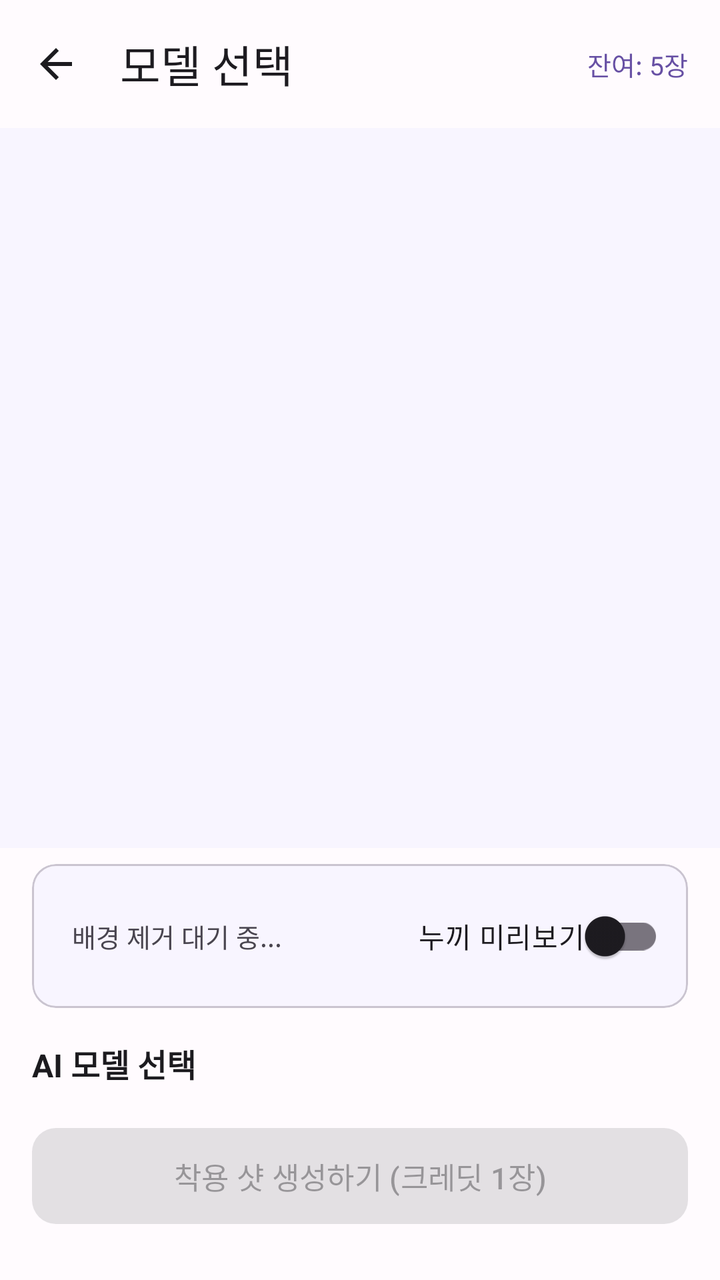
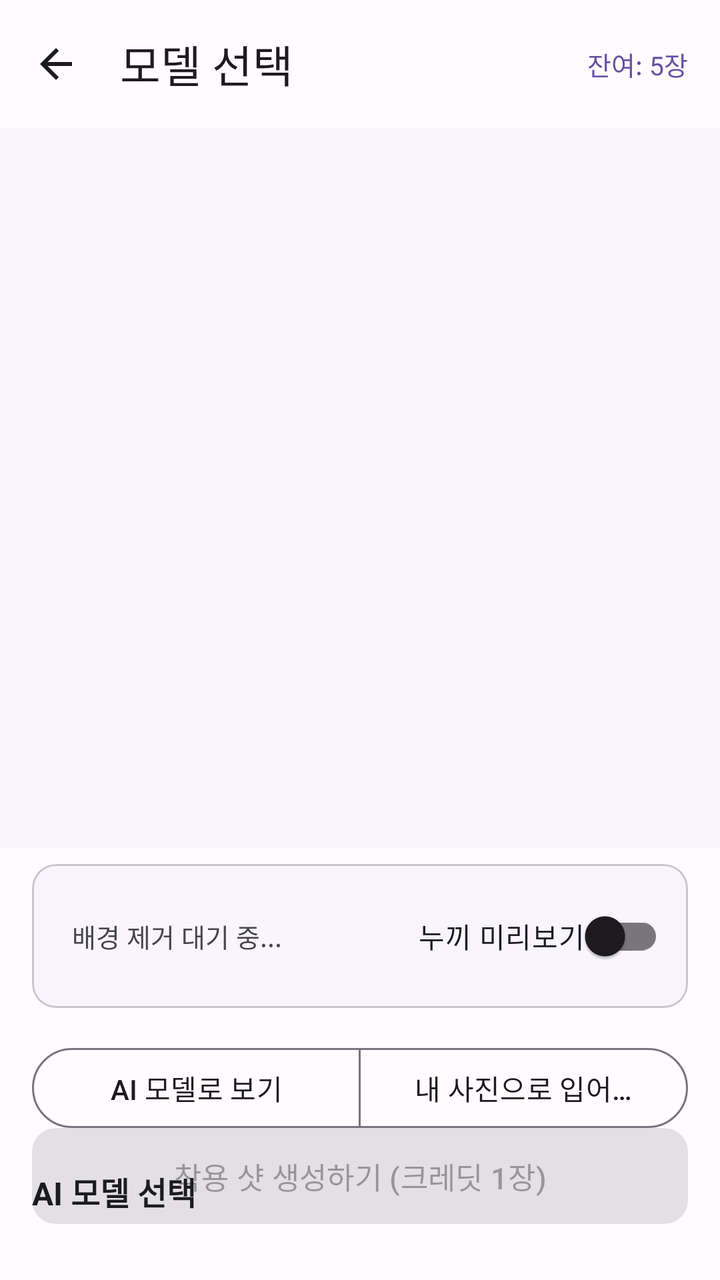

Before-and-after screenshots of an Android layout around one commit, followed by the original layout XML and the change that was made.
<!-- AndroidManifest.xml: application theme Theme.AiShotMaker -->
<!-- res/layout/fragment_editor.xml -->
<?xml version="1.0" encoding="utf-8"?>
<androidx.constraintlayout.widget.ConstraintLayout
    xmlns:android="http://schemas.android.com/apk/res/android"
    xmlns:app="http://schemas.android.com/apk/res-auto"
    android:layout_width="match_parent"
    android:layout_height="match_parent"
    android:background="@color/background">

    
    <com.google.android.material.appbar.MaterialToolbar
        android:id="@+id/toolbar"
        android:layout_width="0dp"
        android:layout_height="?attr/actionBarSize"
        app:navigationIcon="@drawable/ic_arrow_back"
        app:navigationIconTint="@color/text_primary"
        app:title="모델 선택"
        app:layout_constraintTop_toTopOf="parent"
        app:layout_constraintStart_toStartOf="parent"
        app:layout_constraintEnd_toEndOf="parent">

        <TextView
            android:id="@+id/tv_credits_remaining"
            android:layout_width="wrap_content"
            android:layout_height="wrap_content"
            android:layout_gravity="end"
            android:paddingEnd="16dp"
            android:textSize="13sp"
            android:textColor="@color/primary"
            android:text="잔여: 5장" />

    </com.google.android.material.appbar.MaterialToolbar>

    
    <FrameLayout
        android:id="@+id/frame_image_preview"
        android:layout_width="0dp"
        android:layout_height="0dp"
        app:layout_constraintTop_toBottomOf="@id/toolbar"
        app:layout_constraintStart_toStartOf="parent"
        app:layout_constraintEnd_toEndOf="parent"
        app:layout_constraintBottom_toTopOf="@id/card_bg_removal_status"
        app:layout_constraintDimensionRatio="1:1">

        <ImageView
            android:id="@+id/iv_captured_clothing"
            android:layout_width="match_parent"
            android:layout_height="match_parent"
            android:scaleType="centerCrop"
            android:background="@color/surface" />

        <ImageView
            android:id="@+id/iv_removed_bg"
            android:layout_width="match_parent"
            android:layout_height="match_parent"
            android:scaleType="centerInside"
            android:visibility="gone"
            android:background="@drawable/checker_pattern" />

    </FrameLayout>

    
    <com.google.android.material.card.MaterialCardView
        android:id="@+id/card_bg_removal_status"
        android:layout_width="0dp"
        android:layout_height="wrap_content"
        android:layout_marginHorizontal="16dp"
        android:layout_marginTop="8dp"
        app:cardCornerRadius="12dp"
        app:layout_constraintTop_toBottomOf="@id/frame_image_preview"
        app:layout_constraintStart_toStartOf="parent"
        app:layout_constraintEnd_toEndOf="parent">

        <LinearLayout
            android:layout_width="match_parent"
            android:layout_height="wrap_content"
            android:orientation="horizontal"
            android:padding="12dp"
            android:gravity="center_vertical">

            <ProgressBar
                android:id="@+id/progress_bg_removal"
                android:layout_width="24dp"
                android:layout_height="24dp"
                android:visibility="gone" />

            <TextView
                android:id="@+id/tv_bg_removal_status"
                android:layout_width="0dp"
                android:layout_height="wrap_content"
                android:layout_weight="1"
                android:layout_marginStart="8dp"
                android:text="배경 제거 대기 중..."
                android:textSize="13sp" />

            <com.google.android.material.switchmaterial.SwitchMaterial
                android:id="@+id/toggle_bg_preview"
                android:layout_width="wrap_content"
                android:layout_height="wrap_content"
                android:text="누끼 미리보기" />

        </LinearLayout>

    </com.google.android.material.card.MaterialCardView>

    
    <LinearLayout
        android:id="@+id/group_removed_bg"
        android:layout_width="wrap_content"
        android:layout_height="wrap_content"
        android:visibility="gone" />

    
    <TextView
        android:id="@+id/tv_model_section_title"
        android:layout_width="wrap_content"
        android:layout_height="wrap_content"
        android:layout_marginStart="16dp"
        android:layout_marginTop="16dp"
        android:text="AI 모델 선택"
        android:textSize="16sp"
        android:textStyle="bold"
        android:textColor="@color/text_primary"
        app:layout_constraintTop_toBottomOf="@id/card_bg_removal_status"
        app:layout_constraintStart_toStartOf="parent" />

    <androidx.recyclerview.widget.RecyclerView
        android:id="@+id/rv_models"
        android:layout_width="0dp"
        android:layout_height="130dp"
        android:layout_marginTop="8dp"
        android:paddingHorizontal="12dp"
        android:clipToPadding="false"
        app:layout_constraintTop_toBottomOf="@id/tv_model_section_title"
        app:layout_constraintStart_toStartOf="parent"
        app:layout_constraintEnd_toEndOf="parent" />

    
    <TextView
        android:id="@+id/tv_selected_model"
        android:layout_width="0dp"
        android:layout_height="wrap_content"
        android:layout_marginHorizontal="16dp"
        android:layout_marginTop="8dp"
        android:text="모델을 선택해주세요"
        android:textSize="13sp"
        android:textColor="@color/text_secondary"
        android:gravity="center"
        app:layout_constraintTop_toBottomOf="@id/rv_models"
        app:layout_constraintStart_toStartOf="parent"
        app:layout_constraintEnd_toEndOf="parent" />

    
    <com.google.android.material.button.MaterialButton
        android:id="@+id/btn_generate"
        android:layout_width="0dp"
        android:layout_height="56dp"
        android:layout_marginHorizontal="16dp"
        android:layout_marginBottom="24dp"
        android:text="착용 샷 생성하기 (크레딧 1장)"
        android:textSize="15sp"
        android:enabled="false"
        app:cornerRadius="12dp"
        app:layout_constraintBottom_toBottomOf="parent"
        app:layout_constraintStart_toStartOf="parent"
        app:layout_constraintEnd_toEndOf="parent" />

    
    <ImageButton
        android:id="@+id/btn_back"
        android:layout_width="0dp"
        android:layout_height="0dp"
        android:visibility="gone"
        app:layout_constraintTop_toTopOf="parent"
        app:layout_constraintStart_toStartOf="parent" />

</androidx.constraintlayout.widget.ConstraintLayout>
<!-- resources referenced by this layout -->
<resources>
  <color name="background">#FFFBFE</color>
  <color name="primary">#6750A4</color>
  <color name="surface">#F8F5FF</color>
  <color name="text_primary">#1C1B1F</color>
  <color name="text_secondary">#49454F</color>
  <!-- drawable checker_pattern (drawable) -->
  <?xml version="1.0" encoding="utf-8"?>
  <shape xmlns:android="http://schemas.android.com/apk/res/android"
      android:shape="rectangle">
      <solid android:color="#FFE8E8E8" />
  </shape>
  <!-- drawable ic_arrow_back (drawable) -->
  <?xml version="1.0" encoding="utf-8"?>
  <vector xmlns:android="http://schemas.android.com/apk/res/android"
      android:width="24dp"
      android:height="24dp"
      android:viewportWidth="24"
      android:viewportHeight="24">
      <path
          android:fillColor="#FF000000"
          android:pathData="M20,11H7.83l5.59,-5.59L12,4l-8,8 8,8 1.41,-1.41L7.83,13H20v-2z" />
  </vector>
  <style name="Theme.AiShotMaker" parent="Theme.Material3.Light.NoActionBar">
          <item name="colorPrimary">@color/primary</item>
          <item name="colorPrimaryVariant">@color/primary_dark</item>
          <item name="colorOnPrimary">@color/white</item>
          <item name="colorSecondary">@color/secondary</item>
          <item name="colorSurface">@color/surface</item>
          <item name="android:colorBackground">@color/background</item>
          <item name="colorError">@color/error</item>
          <item name="android:statusBarColor">@android:color/transparent</item>
          <item name="android:windowLightStatusBar">true</item>
      </style>
  <color name="primary_dark">#4F378B</color>
  <color name="white">#FFFFFF</color>
  <color name="secondary">#625B71</color>
  <color name="error">#B3261E</color>
</resources>

<!-- the commit's change to res/layout/fragment_editor.xml (unified diff, before → after) -->
@@ -110,6 +110,38 @@
         android:visibility="gone" />
 
     
+    <com.google.android.material.button.MaterialButtonToggleGroup
+        android:id="@+id/toggle_fitting_mode"
+        android:layout_width="0dp"
+        android:layout_height="wrap_content"
+        android:layout_marginHorizontal="16dp"
+        android:layout_marginTop="16dp"
+        app:singleSelection="true"
+        app:selectionRequired="true"
+        app:layout_constraintTop_toBottomOf="@id/card_bg_removal_status"
+        app:layout_constraintStart_toStartOf="parent"
+        app:layout_constraintEnd_toEndOf="parent">
+
+        <com.google.android.material.button.MaterialButton
+            android:id="@+id/btn_mode_ai_model"
+            style="@style/Widget.Material3.Button.OutlinedButton"
+            android:layout_width="0dp"
+            android:layout_height="wrap_content"
+            android:layout_weight="1"
+            android:checked="true"
+            android:text="AI 모델로 보기" />
+
+        <com.google.android.material.button.MaterialButton
+            android:id="@+id/btn_mode_user_photo"
+            style="@style/Widget.Material3.Button.OutlinedButton"
+            android:layout_width="0dp"
+            android:layout_height="wrap_content"
+            android:layout_weight="1"
+            android:text="내 사진으로 입어보기" />
+
+    </com.google.android.material.button.MaterialButtonToggleGroup>
+
+    
     <TextView
         android:id="@+id/tv_model_section_title"
         android:layout_width="wrap_content"
@@ -120,7 +152,7 @@
         android:textSize="16sp"
         android:textStyle="bold"
         android:textColor="@color/text_primary"
-        app:layout_constraintTop_toBottomOf="@id/card_bg_removal_status"
+        app:layout_constraintTop_toBottomOf="@id/toggle_fitting_mode"
         app:layout_constraintStart_toStartOf="parent" />
 
     <androidx.recyclerview.widget.RecyclerView
@@ -150,6 +182,38 @@
         app:layout_constraintEnd_toEndOf="parent" />
 
     
+    <LinearLayout
+        android:id="@+id/group_user_photo"
+        android:layout_width="0dp"
+        android:layout_height="wrap_content"
+        android:orientation="horizontal"
+        android:gravity="center_vertical"
+        android:layout_marginHorizontal="16dp"
+        android:layout_marginTop="16dp"
+        android:visibility="gone"
+        app:layout_constraintTop_toBottomOf="@id/toggle_fitting_mode"
+        app:layout_constraintStart_toStartOf="parent"
+        app:layout_constraintEnd_toEndOf="parent">
+
+        <ImageView
+            android:id="@+id/iv_user_photo"
+            android:layout_width="72dp"
+            android:layout_height="96dp"
+            android:scaleType="centerCrop"
+            android:background="@color/surface" />
+
+        <com.google.android.material.button.MaterialButton
+            android:id="@+id/btn_pick_user_photo"
+            style="@style/Widget.Material3.Button.OutlinedButton"
+            android:layout_width="0dp"
+            android:layout_height="wrap_content"
+            android:layout_weight="1"
+            android:layout_marginStart="12dp"
+            android:text="전신 사진 선택" />
+
+    </LinearLayout>
+
+    
     <com.google.android.material.button.MaterialButton
         android:id="@+id/btn_generate"
         android:layout_width="0dp"
